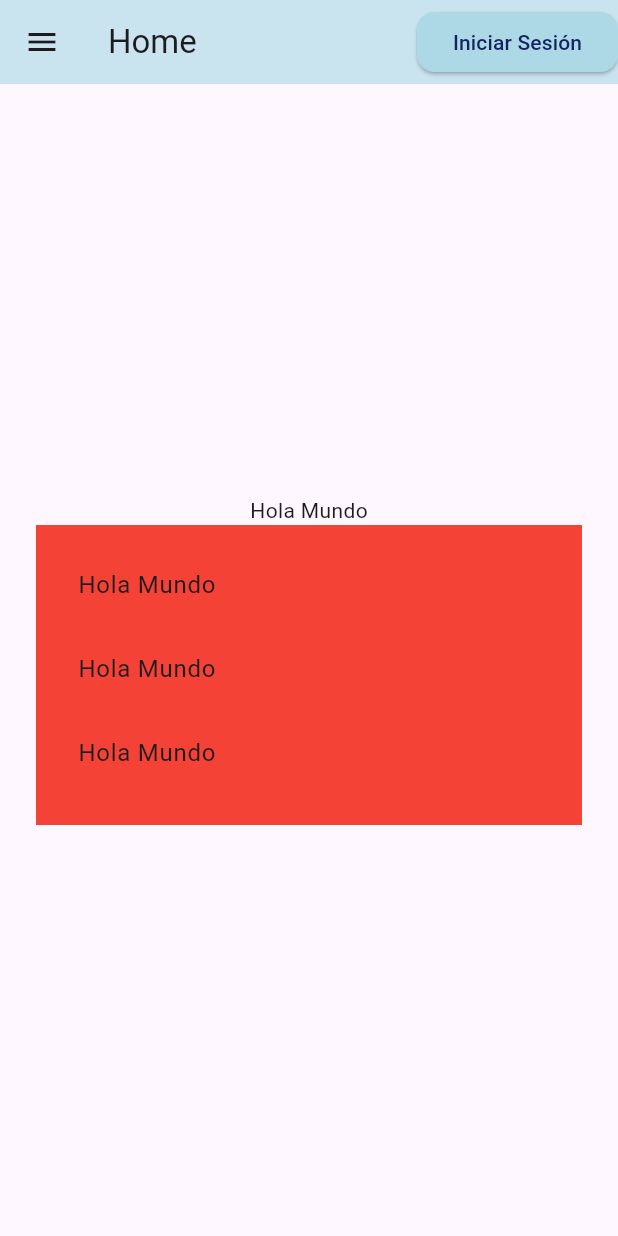
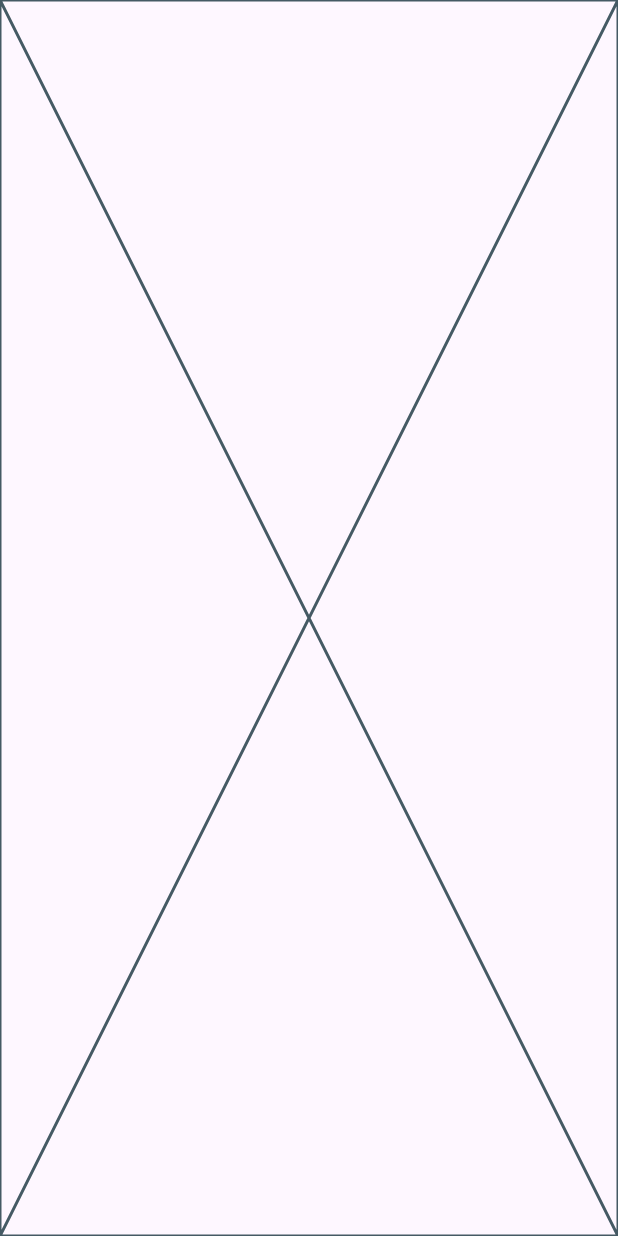
Before and after one commit to yesidarv04/Flutter_balcoder_firstapp, a Flutter app: the screen it shows after launch, on a phone screen of 412 x 824 dp. Run offline on Flutter 3.47's test engine with Material 3 defaults, Android fonts, the phone set to English and light mode, and no system bars; our stand-ins replace universal_platform.

Commit message:
Sesion #5 sobre responive

```diff
--- a/lib/ui/home/home_page.dart
+++ b/lib/ui/home/home_page.dart
@@ -1,6 +1,7 @@
 import 'package:flutter/material.dart';
-import 'package:flutter_balcoder_firstapp/ui/user/user_page.dart';
-import 'package:flutter_balcoder_firstapp/utils/widgets/main_scaffold.dart';
+import 'package:flutter_balcoder_firstapp/ui/home/widgets/desktop_home_widget.dart';
+import 'package:flutter_balcoder_firstapp/ui/home/widgets/mobile_home_widget.dart';
+import 'package:flutter_balcoder_firstapp/utils/widgets/responsive_page_widget.dart';
 
 class MyHomePage extends StatefulWidget {
   const MyHomePage({super.key});
@@ -12,40 +13,9 @@ class MyHomePage extends StatefulWidget {
 class _MyHomePageState extends State<MyHomePage> {
   @override
   Widget build(BuildContext context) {
-    return MainScaffold(
-      titlePage: 'Home',
-      showDrawer: true,
-      child: Column(
-        crossAxisAlignment: CrossAxisAlignment.center,
-        mainAxisAlignment: MainAxisAlignment.center,
-        children: [
-          const Text('Hola Mundo'),
-          Container(
-            height: 200,
-            color: Colors.red,
-            padding: const EdgeInsets.all(12.0),
-            child: ListView(
-              children: [
-                const ListTile(
-                  title: Text('Hola Mundo'),
-                ),
-                const ListTile(
-                  title: Text('Hola Mundo'),
-                ),
-                ListTile(
-                  title: const Text('Hola Mundo'),
-                  onTap: () {
-                    Navigator.push( context, MaterialPageRoute(
-                        builder: (context) => const UserPage(),
-                      ),
-                    );
-                  },
-                ),
-              ],
-            ),
-          ),
-        ],
-      ),
+    return const ResponsivePageWidget(
+      desktopWidget: DesktopHomeWidget(),
+      mobileWidget: MobileHomeWidget(),
     );
   }
 }
--- /dev/null
+++ b/lib/ui/home/widgets/mobile_home_widget.dart
@@ -0,0 +1,15 @@
+import 'package:flutter/material.dart';
+
+class MobileHomeWidget extends StatefulWidget {
+  const MobileHomeWidget({super.key});
+
+  @override
+  State<MobileHomeWidget> createState() => _MobileHomeWidgetState();
+}
+
+class _MobileHomeWidgetState extends State<MobileHomeWidget> {
+  @override
+  Widget build(BuildContext context) {
+    return const Placeholder();
+  }
+}
--- /dev/null
+++ b/lib/utils/widgets/device_info.dart
@@ -0,0 +1,40 @@
+import 'package:flutter/cupertino.dart';
+import 'package:flutter/foundation.dart';
+import 'package:universal_platform/universal_platform.dart';
+
+enum FormFactorType { monitor, smallPhone, largePhone, tablet }
+
+class DeviceOS {
+  static bool isIOS = UniversalPlatform.isIOS;
+  static bool isAndroid = UniversalPlatform.isAndroid;
+  static bool isMacOS = UniversalPlatform.isMacOS;
+  static bool isLinux = UniversalPlatform.isLinux;
+  static bool isWindows = UniversalPlatform.isWindows;
+
+  static bool isWeb = kIsWeb;
+  static bool get isDesktop => isWindows || isMacOS || isLinux;
+  static bool get isMobile => isAndroid || isIOS;
+  static bool get isDesktopOrWeb => isDesktop || isWeb;
+  static bool get isMobileOrWeb => isMobile || isWeb;
+}
+
+class DeviceScreen {
+  static FormFactorType get(BuildContext context) {
+    double shortestSide = MediaQuery.of(context).size.width;
+    if (shortestSide <= 300) return FormFactorType.smallPhone;
+    if (shortestSide <= 600) return FormFactorType.largePhone;
+    if (shortestSide <= 900) return FormFactorType.tablet;
+    return FormFactorType.monitor;
+  }
+
+  static bool isPhone(BuildContext context) =>
+      isSmallPhone(context) || isLargePhone(context);
+  static bool isTablet(BuildContext context) =>
+      get(context) == FormFactorType.tablet;
+  static bool isMonitor(BuildContext context) =>
+      get(context) == FormFactorType.monitor;
+  static bool isSmallPhone(BuildContext context) =>
+      get(context) == FormFactorType.smallPhone;
+  static bool isLargePhone(BuildContext context) =>
+      get(context) == FormFactorType.largePhone;
+}
--- /dev/null
+++ b/lib/utils/widgets/responsive_page_widget.dart
@@ -0,0 +1,21 @@
+import 'package:flutter/material.dart';
+import 'package:flutter_balcoder_firstapp/utils/widgets/responsive_screen_widget.dart';
+
+class ResponsivePageWidget extends StatefulWidget {
+  final Widget desktopWidget;
+  final Widget mobileWidget;
+    const ResponsivePageWidget({super.key, required this.desktopWidget, required this.mobileWidget});
+
+  @override
+  State<ResponsivePageWidget> createState() => _ResponsivePageWidgetState();
+}
+
+class _ResponsivePageWidgetState extends State<ResponsivePageWidget> {
+  @override
+  Widget build(BuildContext context) {
+    return ResponsiveScreenWidget(
+      desktop: widget.desktopWidget,
+      smallPhone: widget.mobileWidget,
+    );
+  }
+}
--- /dev/null
+++ b/lib/utils/widgets/responsive_screen_widget.dart
@@ -0,0 +1,50 @@
+import 'package:flutter/material.dart';
+import 'package:flutter_balcoder_firstapp/utils/widgets/device_info.dart';
+
+class ResponsiveScreenWidget extends StatelessWidget {
+  final PreferredSizeWidget? appBar;
+  final Widget desktop;
+  final Widget? monitor;
+  final Widget? largePhone;
+  final Widget? smallPhone;
+
+  const ResponsiveScreenWidget({
+    super.key,
+    this.appBar,
+    required this.desktop,
+    this.smallPhone,
+    this.monitor,
+    this.largePhone
+  });
+
+  @override
+  Widget build(BuildContext context) {
+    // print(DeviceScreen.get(context));
+    return Scaffold(
+      appBar: appBar,
+      body: LayoutBuilder(
+        builder: (context, constraints) {
+          if (DeviceScreen.isPhone(context) || DeviceScreen.isTablet(context)) {
+            return _buildMobileLayout();
+          } else {
+            return _buildTabletDesktopLayout();
+          }
+        },
+      ),
+    );
+  }
+
+  Widget _buildMobileLayout() {
+    if (smallPhone != null) {
+      return smallPhone!;
+    } else {
+      return Container(
+        color: Colors.grey,
+      );
+    }
+  }
+
+  Widget _buildTabletDesktopLayout() {
+    return desktop;
+  }
+}
--- a/pubspec.yaml
+++ b/pubspec.yaml
@@ -35,6 +35,7 @@ dependencies:
   # The following adds the Cupertino Icons font to your application.
   # Use with the CupertinoIcons class for iOS style icons.
   cupertino_icons: ^1.0.6
+  universal_platform: ^1.0.0+1
 
 dev_dependencies:
   flutter_test:
```
Also changed, not shown: lib/ui/auth/register/register.dart (+9 -13 lines), lib/ui/home/models/testimonial_model.dart (added, +11 -0 lines), lib/ui/home/widgets/desktop_home_widget.dart (added, +51 -0 lines), lib/ui/home/widgets/testimonial_widget.dart (added, +30 -0 lines), pubspec.lock.
